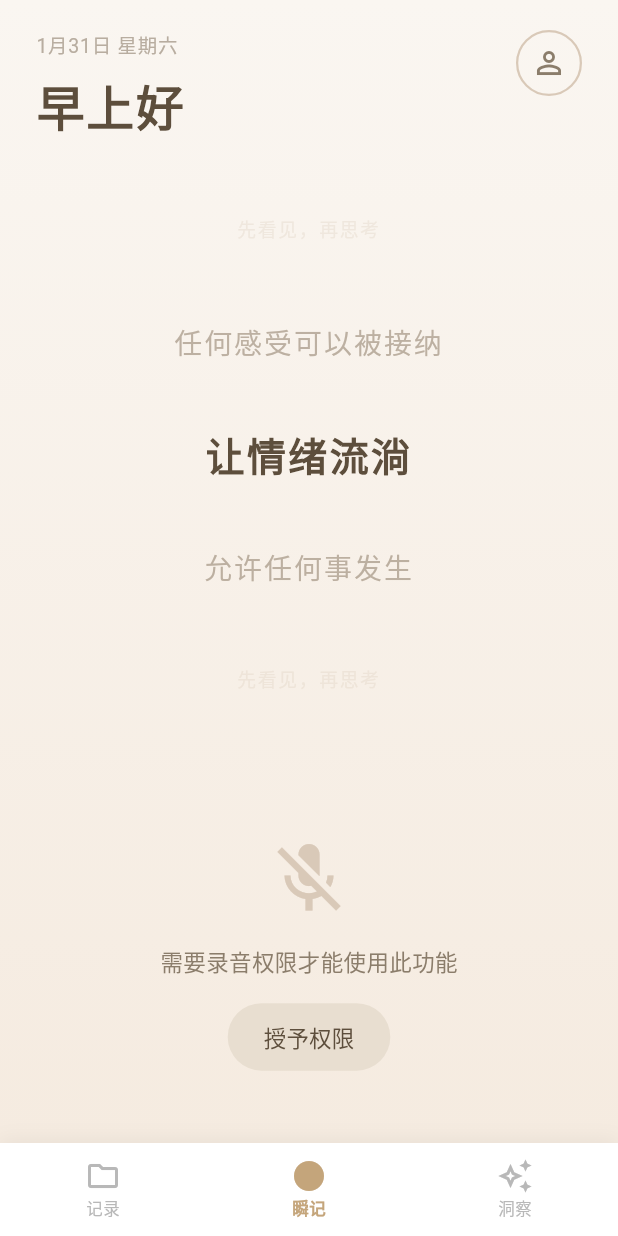
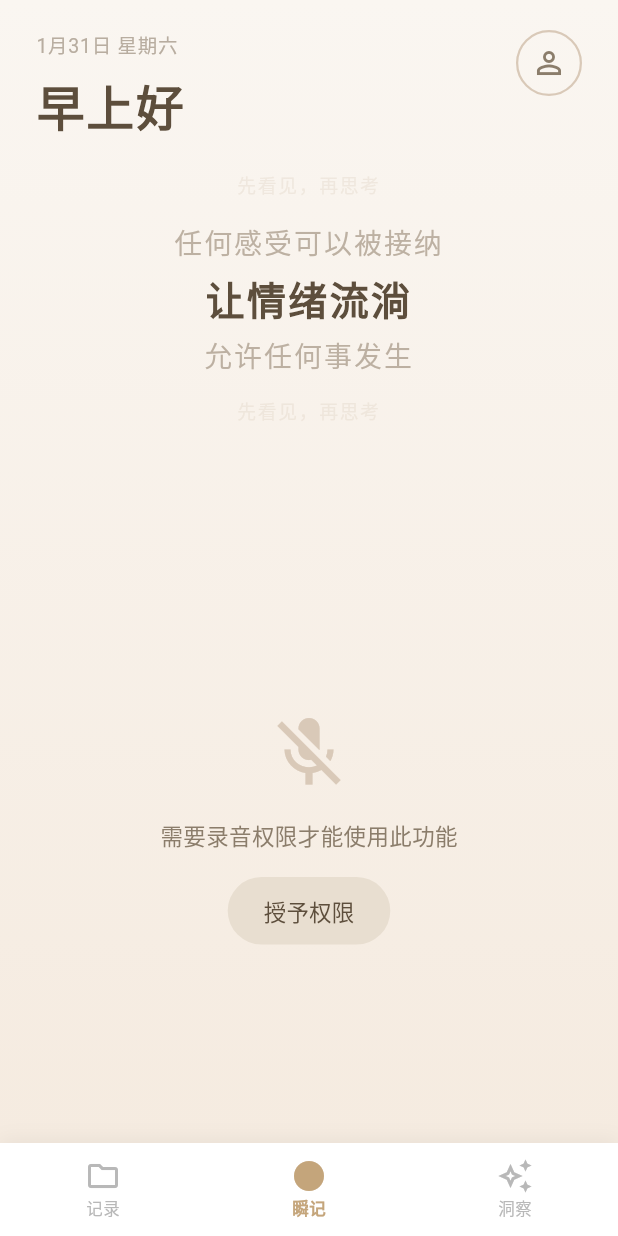
Before and after one commit to BinGess/Ocean, a Flutter app: the screen it shows after launch, on a phone screen of 412 x 824 dp. Run offline on Flutter 3.47's test engine with Material 3 defaults, Android fonts, the phone set to English and light mode, and no system bars; our stand-ins replace bloc_concurrency, dio, equatable, flutter_bloc, flutter_dotenv, freezed_annotation and 3 more; missing offline and left inert: record; accounts and stored records are empty; generated files the repository leaves out were written again.

Commit message:
refactor: 优化录音界面布局,防止转写框推动录音按钮
- 将实时转写框从录音按钮区域移至独立区域
- 文字滚动区域从flex:5缩小为flex:2
- 录音按钮区域从flex:3增大为flex:4
- 新增_buildTranscriptionArea方法,使用固定高度容器(220px/40px)
- 转写框出现时录音按钮位置保持固定,提升操作体验

```diff
--- a/lib/presentation/screens/home/home_screen.dart
+++ b/lib/presentation/screens/home/home_screen.dart
@@ -321,15 +321,22 @@ class _HomeScreenState extends State<HomeScreen> {
                     // 顶部信息栏
                     _buildHeader(context, dateStr, greeting),
 
-                    // 文字滚动区域
+                    // 文字滚动区域 - 缩小以给转写框留空间
                     Expanded(
-                      flex: 5,
+                      flex: 2,
                       child: _buildDescriptionSection(context),
                     ),
 
-                    // 录音按钮区域
+                    // 实时转写显示区域 - 固定高度,不会影响按钮位置
+                    BlocBuilder<AudioBloc, AudioState>(
+                      builder: (context, audioState) {
+                        return _buildTranscriptionArea(audioState);
+                      },
+                    ),
+
+                    // 录音按钮区域 - 增大以保持良好视觉效果
                     Expanded(
-                      flex: 3,
+                      flex: 4,
                       child: BlocBuilder<AudioBloc, AudioState>(
                         builder: (context, audioState) {
                           return _buildRecordSection(context, audioState);
@@ -471,19 +478,9 @@ class _HomeScreenState extends State<HomeScreen> {
 
     // 正常录音界面
     return Center(
-      child: SingleChildScrollView(
-        child: Column(
-          mainAxisSize: MainAxisSize.min,
-          children: [
-            // 实时转写显示（仅在流式录音时显示）
-            if (audioState.isStreamingRecording && audioState.realtimeTranscription != null)
-              Padding(
-                padding: const EdgeInsets.symmetric(horizontal: 32, vertical: 16),
-                child: _buildRealtimeTranscription(audioState),
-              ),
-
-            const SizedBox(height: 16),
-
+      child: Column(
+        mainAxisSize: MainAxisSize.min,
+        children: [
           // 提示文字
           Text(
             audioState.isRecording ? '松开结束' : '按住记录',
@@ -572,8 +569,22 @@ class _HomeScreenState extends State<HomeScreen> {
               ),
             ),
         ],
-        ),
       ),
+    );
+  }
+
+  /// 构建实时转写区域 - 固定高度,不影响按钮位置
+  Widget _buildTranscriptionArea(AudioState audioState) {
+    // 固定高度容器,保持布局稳定
+    return AnimatedContainer(
+      duration: const Duration(milliseconds: 300),
+      height: (audioState.isStreamingRecording && audioState.realtimeTranscription != null)
+          ? 220  // 转写框显示时的高度
+          : 40,  // 收起时的最小高度,保持间距
+      padding: const EdgeInsets.symmetric(horizontal: 32, vertical: 8),
+      child: (audioState.isStreamingRecording && audioState.realtimeTranscription != null)
+          ? _buildRealtimeTranscription(audioState)
+          : const SizedBox.shrink(),
     );
   }
 
```
